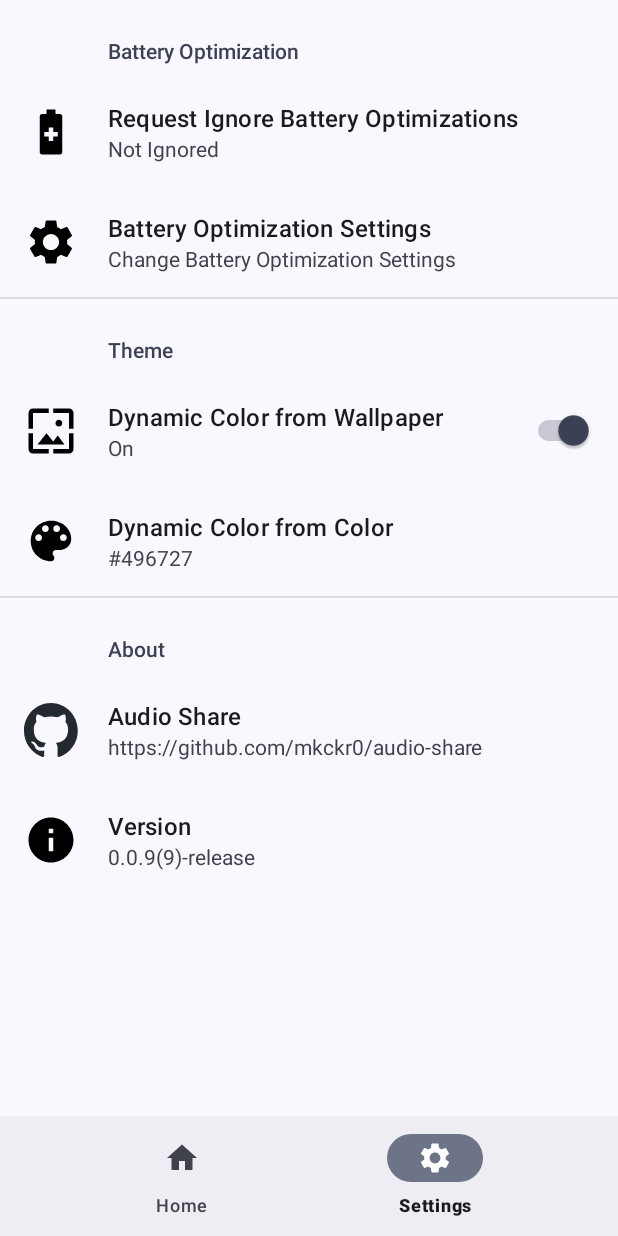
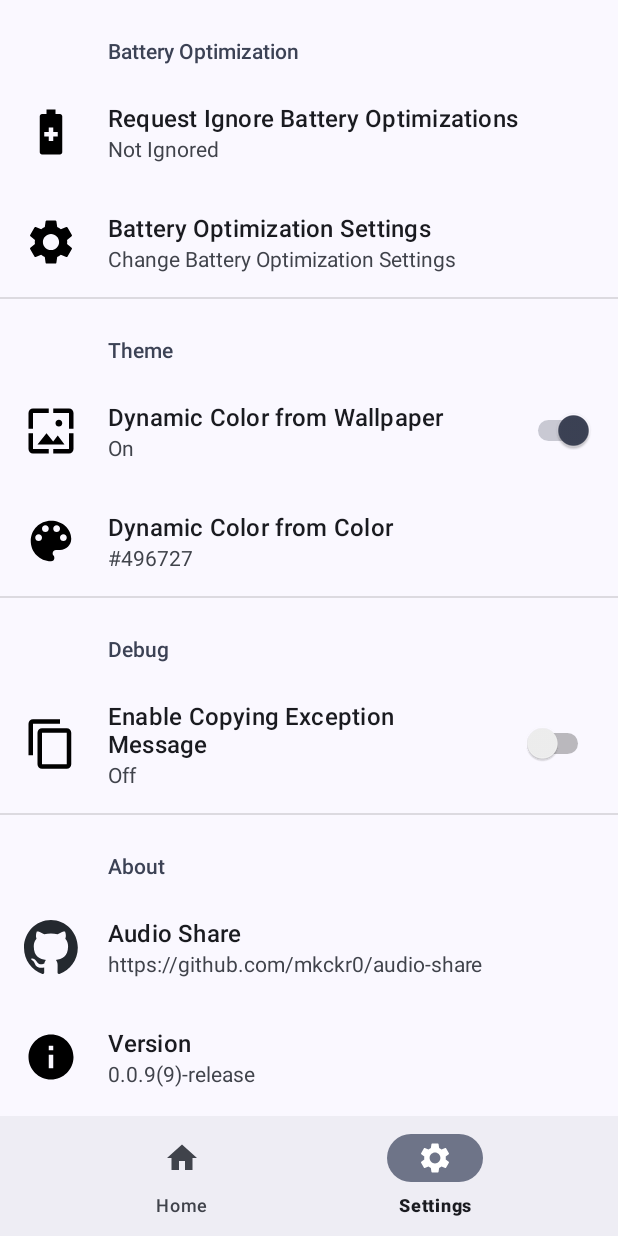
Before and after one commit to mkckr0/audio-share, an Android app: the SettingsFragment screen opened through its navigation route, on a phone screen of 412 x 824 dp. Run offline under Robolectric (Android 15) with nearby library versions, the phone set to English and light mode, and no system bars; our stand-ins replace androidx.preference, navigation-ui.

Commit message:
add swith for enable copying exception message

```diff
--- a/audio-share-app/app/src/main/java/io/github/mkckr0/audio_share_app/ui/HomeFragment.kt
+++ b/audio-share-app/app/src/main/java/io/github/mkckr0/audio_share_app/ui/HomeFragment.kt
@@ -34,12 +34,14 @@ import android.view.LayoutInflater
 import android.view.View
 import android.view.ViewGroup
 import android.view.animation.AnimationSet
+import android.widget.EditText
 import android.widget.TextView
 import androidx.core.content.ContextCompat.getSystemService
 import androidx.core.content.res.ResourcesCompat.ThemeCompat
 import androidx.core.widget.doOnTextChanged
 import androidx.fragment.app.Fragment
 import androidx.fragment.app.viewModels
+import androidx.preference.PreferenceManager
 import com.google.android.material.slider.Slider
 import com.google.android.material.snackbar.Snackbar
 import io.github.mkckr0.audio_share_app.R
@@ -80,6 +82,10 @@ class HomeFragment : Fragment() {
         viewModel.portError.observe(viewLifecycleOwner) { binding.textFieldPortLayout.error = it }
         binding.buttonStart.setOnClickListener { viewModel.startPlay() }
         binding.textViewInfo.setOnLongClickListener {
+            val sharedPreferences = PreferenceManager.getDefaultSharedPreferences(requireContext())
+            if (!sharedPreferences.getBoolean("debug_enable_copy_exception", resources.getBoolean(R.bool.debug_enable_copy_exception))) {
+                return@setOnLongClickListener false
+            }
             ValueAnimator.ofInt(0).apply {
                 duration = 100
                 addListener(object : AnimatorListenerAdapter() {
@@ -97,7 +103,7 @@ class HomeFragment : Fragment() {
                 })
                 start()
             }
-            true
+            return@setOnLongClickListener true
         }
         binding.textFieldHost.doOnTextChanged { _, _, _, _ -> viewModel.hostError.value = null }
         binding.textFieldPort.doOnTextChanged { _, _, _, _ -> viewModel.portError.value = null }
--- /dev/null
+++ b/audio-share-app/app/src/main/res/drawable/baseline_content_copy.xml
@@ -0,0 +1,5 @@
+<vector android:height="36dp" android:tint="#000000"
+    android:viewportHeight="24" android:viewportWidth="24"
+    android:width="36dp" xmlns:android="http://schemas.android.com/apk/res/android">
+    <path android:fillColor="@android:color/white" android:pathData="M16,1L4,1c-1.1,0 -2,0.9 -2,2v14h2L4,3h12L16,1zM19,5L8,5c-1.1,0 -2,0.9 -2,2v14c0,1.1 0.9,2 2,2h11c1.1,0 2,-0.9 2,-2L21,7c0,-1.1 -0.9,-2 -2,-2zM19,21L8,21L8,7h11v14z"/>
+</vector>
--- a/audio-share-app/app/src/main/res/layout/fragment_home.xml
+++ b/audio-share-app/app/src/main/res/layout/fragment_home.xml
@@ -171,6 +171,7 @@
             android:id="@+id/linearLayout2"
             android:layout_width="match_parent"
             android:layout_height="0dp"
+            android:layout_marginTop="8dp"
             android:orientation="horizontal"
             app:layout_constraintBottom_toBottomOf="parent"
             app:layout_constraintTop_toBottomOf="@+id/linearLayoutCenter">
--- a/audio-share-app/app/src/main/res/values/values.xml
+++ b/audio-share-app/app/src/main/res/values/values.xml
@@ -1,5 +1,6 @@
 <?xml version="1.0" encoding="utf-8"?>
 <resources>
     <bool name="theme_use_wallpaper_default">true</bool>
+    <bool name="debug_enable_copy_exception">false</bool>
     <string name="theme_color_default">#496727</string>
 </resources>
--- a/audio-share-app/app/src/main/res/xml/root_preferences.xml
+++ b/audio-share-app/app/src/main/res/xml/root_preferences.xml
@@ -52,6 +52,16 @@
             app:useSimpleSummaryProvider="true" />
     </PreferenceCategory>
 
+    <PreferenceCategory app:title="Debug">
+        <SwitchPreference
+            app:key="debug_enable_copy_exception"
+            app:title="Enable Copying Exception Message"
+            app:icon="@drawable/baseline_content_copy"
+            app:summaryOn="On"
+            app:summaryOff="Off"
+            app:defaultValue="@bool/debug_enable_copy_exception"/>
+    </PreferenceCategory>
+
     <PreferenceCategory app:title="About">
         <Preference
             app:title="@string/app_name"
```
